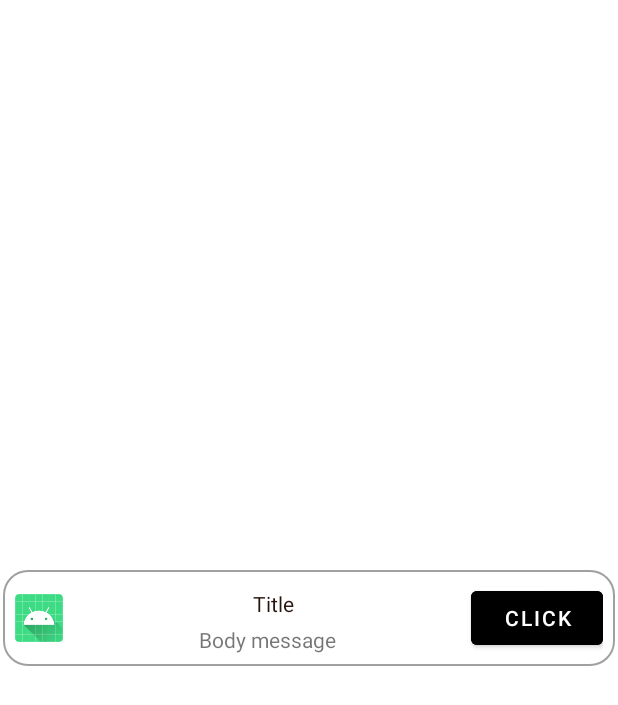
After one commit to BazaiHassan/customSnackBar, an Android app: the layout custom_snack_bar.xml on its own in the app's theme, with its tools: preview values and no code run, on a phone screen of 412 x 824 dp. The commit adds this screen. Shown: the top 705 px of the screen. Run offline under Robolectric (Android 15) with nearby library versions, the phone set to English and light mode, and no system bars.

Commit message:
Custom SnackBar version 2.0

```diff
--- /dev/null
+++ b/app/src/main/java/com/bzy/customsnackbar/CustomSnackBarView.kt
@@ -0,0 +1,26 @@
+package com.bzy.customsnackbar
+
+import android.content.Context
+import android.util.AttributeSet
+import android.view.View
+import androidx.constraintlayout.widget.ConstraintLayout
+import com.google.android.material.snackbar.ContentViewCallback
+
+class CustomSnackBarView @JvmOverloads constructor(
+    context: Context,
+    attrs: AttributeSet? = null,
+    defStyleAttr: Int = 0
+): ConstraintLayout(context, attrs, defStyleAttr), ContentViewCallback {
+
+    init {
+        View.inflate(context, R.layout.custom_snackbar_view, this)
+    }
+    override fun animateContentIn(delay: Int, duration: Int) {
+
+    }
+
+    override fun animateContentOut(delay: Int, duration: Int) {
+
+    }
+
+}
--- /dev/null
+++ b/app/src/main/res/drawable/bg_custom_snack_bar.xml
@@ -0,0 +1,7 @@
+<?xml version="1.0" encoding="utf-8"?>
+<shape xmlns:android="http://schemas.android.com/apk/res/android"
+    android:shape="rectangle">
+    <corners android:radius="16dp"/>
+    <stroke android:color="#A1A0A0" android:width="1dp"/>
+
+</shape>
--- /dev/null
+++ b/app/src/main/res/layout/custom_snack_bar.xml
@@ -0,0 +1,9 @@
+<?xml version="1.0" encoding="utf-8"?>
+<com.bzy.customsnackbar.CustomSnackBarView xmlns:android="http://schemas.android.com/apk/res/android"
+    android:layout_width="match_parent"
+    android:layout_height="wrap_content"
+    android:layout_gravity="center"
+    android:background="@drawable/bg_custom_snack_bar"
+    android:padding="8dp"
+    android:layout_margin="2dp"
+/>
--- /dev/null
+++ b/app/src/main/res/layout/custom_snackbar_view.xml
@@ -0,0 +1,54 @@
+<?xml version="1.0" encoding="utf-8"?>
+<merge xmlns:android="http://schemas.android.com/apk/res/android"
+    xmlns:app="http://schemas.android.com/apk/res-auto"
+    xmlns:tools="http://schemas.android.com/tools"
+    tools:layout_height="wrap_content"
+    tools:layout_width="match_parent"
+    tools:parentTag="androidx.constraintlayout.widget.ConstraintLayout">
+
+    <ImageView
+        android:id="@+id/image_snack"
+        android:layout_width="32dp"
+        android:layout_height="32dp"
+        android:scaleType="centerInside"
+        app:layout_constraintBottom_toBottomOf="parent"
+        app:layout_constraintLeft_toLeftOf="parent"
+        app:layout_constraintStart_toStartOf="parent"
+        app:layout_constraintTop_toTopOf="parent"
+        app:srcCompat="@mipmap/ic_launcher" />
+
+    <TextView
+        android:id="@+id/title_snack"
+        android:layout_width="0dp"
+        android:layout_height="wrap_content"
+        android:layout_marginStart="8dp"
+        android:gravity="center"
+        android:text="Title"
+        android:textColor="#28140c"
+        app:layout_constraintBottom_toTopOf="@+id/message_snack"
+        app:layout_constraintEnd_toStartOf="@+id/btn_snack"
+        app:layout_constraintStart_toEndOf="@+id/image_snack"
+        app:layout_constraintTop_toTopOf="parent" />
+
+    <TextView
+        android:textAlignment="center"
+        android:id="@+id/message_snack"
+        android:layout_width="0dp"
+        android:layout_height="wrap_content"
+        android:text="Body message"
+        app:layout_constraintBottom_toBottomOf="parent"
+        app:layout_constraintEnd_toStartOf="@+id/btn_snack"
+        app:layout_constraintHorizontal_bias="0.443"
+        app:layout_constraintStart_toEndOf="@+id/image_snack" />
+
+    <Button
+        android:id="@+id/btn_snack"
+        android:layout_width="wrap_content"
+        android:layout_height="wrap_content"
+        android:backgroundTint="@color/black"
+        android:text="Click"
+        app:layout_constraintBottom_toBottomOf="parent"
+        app:layout_constraintEnd_toEndOf="parent"
+        app:layout_constraintTop_toTopOf="parent" />
+
+</merge>
```
Also changed, not shown: app/src/main/java/com/bzy/customsnackbar/CustomSnackBar.kt (added, +123 -0 lines), app/src/main/java/com/bzy/customsnackbar/Extention.kt (added, +36 -0 lines), app/src/main/java/com/bzy/customsnackbar/MainActivity.kt (+10 -11 lines), app/src/main/res/layout/activity_main.xml (+24 -2 lines), app/src/main/res/layout/custom_snackbar.xml (deleted, +0 -69 lines).
